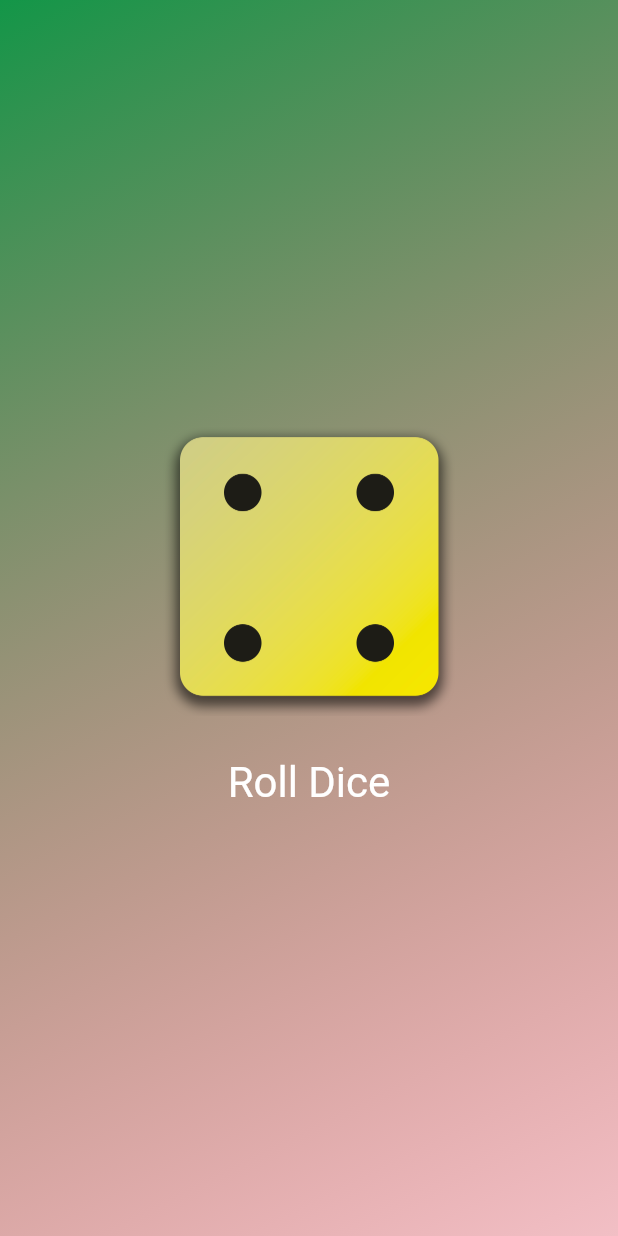
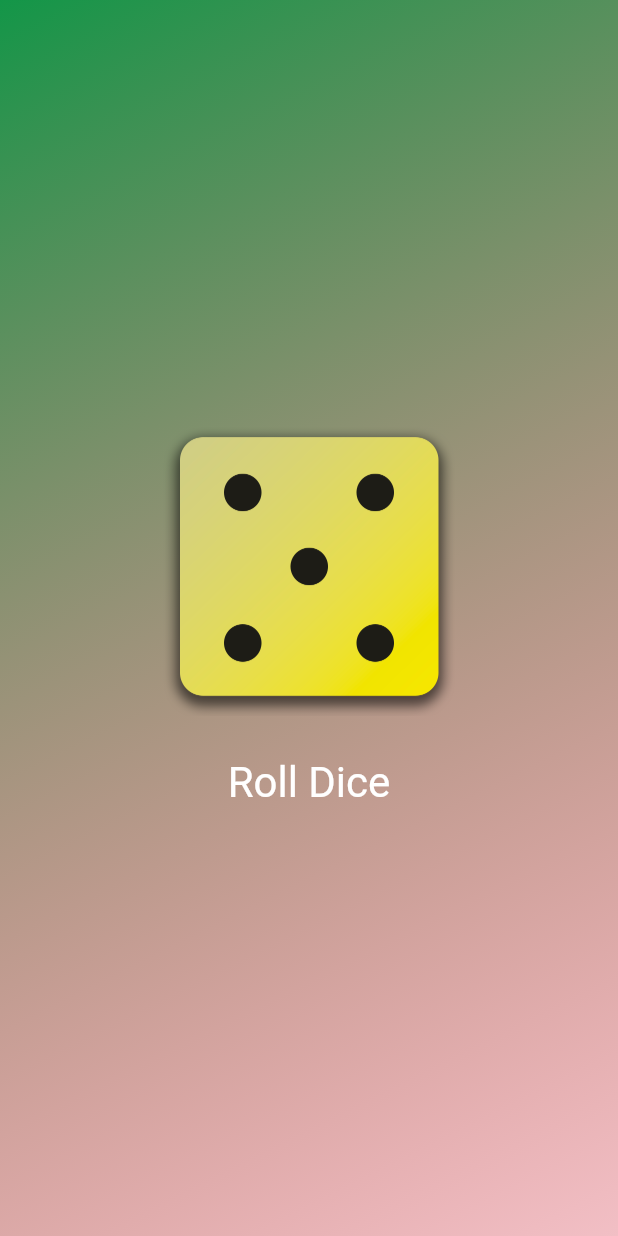
Before and after one commit to TS0rion/Learn_Flutter, a Flutter app: the screen it shows after launch, after a tap on "Roll Dice", on a phone screen of 412 x 824 dp. Run offline on Flutter 3.47's test engine with Material 3 defaults, Android fonts, the phone set to English and light mode, and no system bars.

Commit message:
Complete basic project RollDice random

```diff
--- a/lib/dice_roller.dart
+++ b/lib/dice_roller.dart
@@ -1,4 +1,8 @@
+import 'dart:math';
+
 import 'package:flutter/material.dart';
+
+final randomizer = Random();
 
 class DiceRoller extends StatefulWidget {
   const DiceRoller({super.key});
@@ -9,11 +13,11 @@ class DiceRoller extends StatefulWidget {
 }
 
 class _DiceRollerState extends State<DiceRoller> {
-  var activeDiceImage = 'assets/images/dice-2.png';
+  var currenDiceRoll = 2;
 
   void rollDice() {
     setState(() {
-      activeDiceImage = 'assets/images/dice-4.png';
+      currenDiceRoll = randomizer.nextInt(6) + 1;
     });
   }
 
@@ -22,7 +26,7 @@ class _DiceRollerState extends State<DiceRoller> {
     return Column(
       mainAxisSize: MainAxisSize.min,
       children: [
-        Image.asset(activeDiceImage, width: 200),
+        Image.asset('assets/images/dice-$currenDiceRoll.png', width: 200),
         SizedBox(height: 20),
         TextButton(
           onPressed: rollDice,
```
